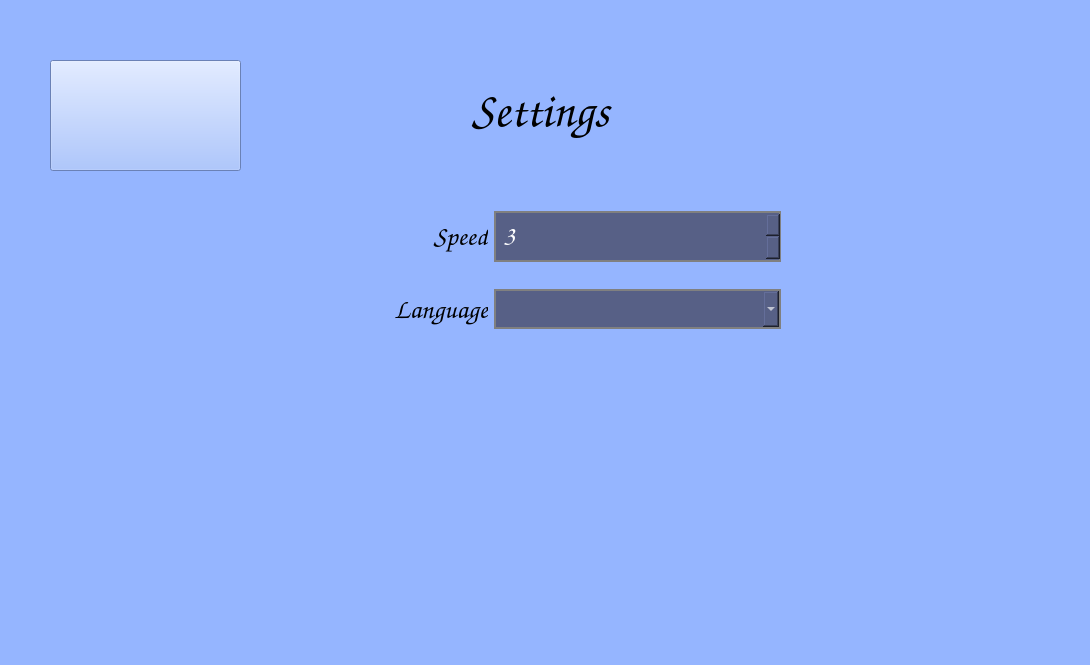
Before: the Qt Designer form BarleyBreakSettingsWindow.ui in sevaphasol/15Puzzle, drawn with Qt 5.
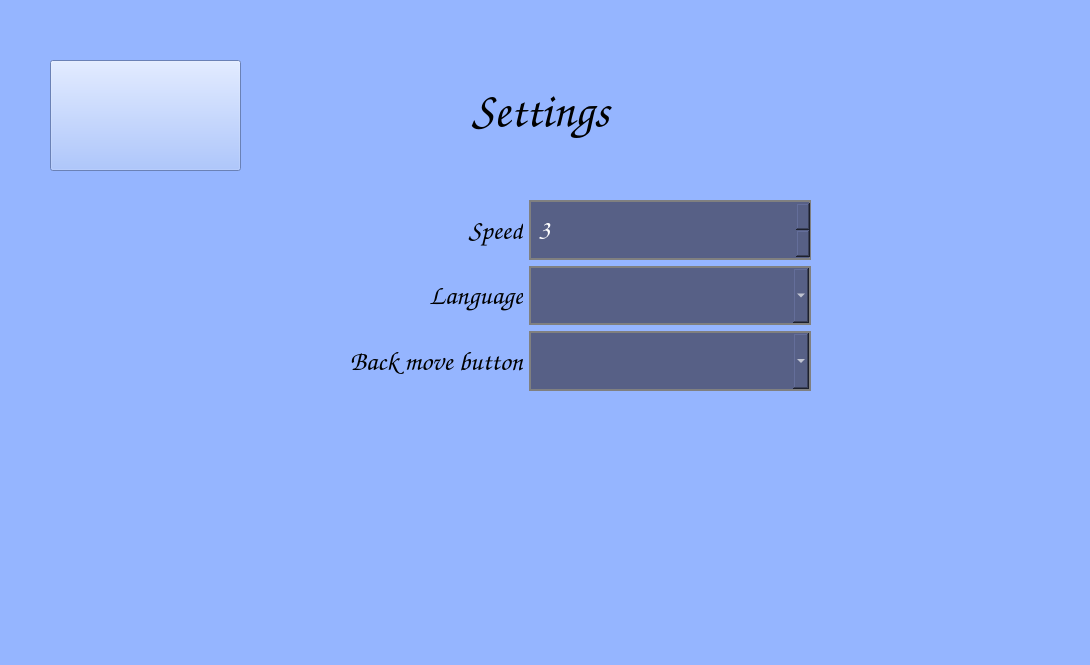
After: the same form once the commit is applied.

What changed in the file:
```diff
--- a/BarleyBreakSettingsWindow.ui
+++ b/BarleyBreakSettingsWindow.ui
@@ -54,10 +54,10 @@
   <widget class="QWidget" name="gridLayoutWidget">
    <property name="geometry">
     <rect>
-     <x>200</x>
-     <y>190</y>
-     <width>581</width>
-     <height>161</height>
+     <x>240</x>
+     <y>200</y>
+     <width>571</width>
+     <height>191</height>
     </rect>
    </property>
    <layout class="QGridLayout" name="gridLayout">
@@ -93,8 +93,55 @@
       </property>
      </widget>
     </item>
+    <item row="1" column="1">
+     <widget class="QComboBox" name="language_comboBox">
+      <property name="sizePolicy">
+       <sizepolicy hsizetype="Preferred" vsizetype="Preferred">
+        <horstretch>0</horstretch>
+        <verstretch>0</verstretch>
+       </sizepolicy>
+      </property>
+      <property name="font">
+       <font>
+        <family>Comic Sans MS</family>
+        <pointsize>14</pointsize>
+        <weight>75</weight>
+        <bold>true</bold>
+       </font>
+      </property>
+      <property name="styleSheet">
+       <string notr="true">border: 2px solid grey;
+background-color: rgb(87, 96, 134);
+color:  rgb(255, 255, 255);
+font-weight: bold;
+padding: 5px;</string>
+      </property>
+     </widget>
+    </item>
+    <item row="0" column="0">
+     <widget class="QLabel" name="speed_label">
+      <property name="font">
+       <font>
+        <family>Comic Sans MS</family>
+        <pointsize>20</pointsize>
+       </font>
+      </property>
+      <property name="text">
+       <string>Speed</string>
+      </property>
+      <property name="alignment">
+       <set>Qt::AlignRight|Qt::AlignTrailing|Qt::AlignVCenter</set>
+      </property>
+     </widget>
+    </item>
     <item row="0" column="1">
      <widget class="QSpinBox" name="speed_spin_box">
+      <property name="sizePolicy">
+       <sizepolicy hsizetype="Preferred" vsizetype="Preferred">
+        <horstretch>0</horstretch>
+        <verstretch>0</verstretch>
+       </sizepolicy>
+      </property>
       <property name="font">
        <font>
         <family>Comic Sans MS</family>
@@ -122,8 +169,30 @@
       </property>
      </widget>
     </item>
-    <item row="1" column="1">
-     <widget class="QComboBox" name="language_comboBox">
+    <item row="2" column="0">
+     <widget class="QLabel" name="back_move_label">
+      <property name="font">
+       <font>
+        <family>Comic Sans MS</family>
+        <pointsize>20</pointsize>
+       </font>
+      </property>
+      <property name="text">
+       <string>Back move button</string>
+      </property>
+      <property name="alignment">
+       <set>Qt::AlignRight|Qt::AlignTrailing|Qt::AlignVCenter</set>
+      </property>
+     </widget>
+    </item>
+    <item row="2" column="1">
+     <widget class="QComboBox" name="back_move_comboBox">
+      <property name="sizePolicy">
+       <sizepolicy hsizetype="Preferred" vsizetype="Preferred">
+        <horstretch>0</horstretch>
+        <verstretch>0</verstretch>
+       </sizepolicy>
+      </property>
       <property name="font">
        <font>
         <family>Comic Sans MS</family>
```
Left out of the diff: 16 changed lines with no effect on the pictures.
